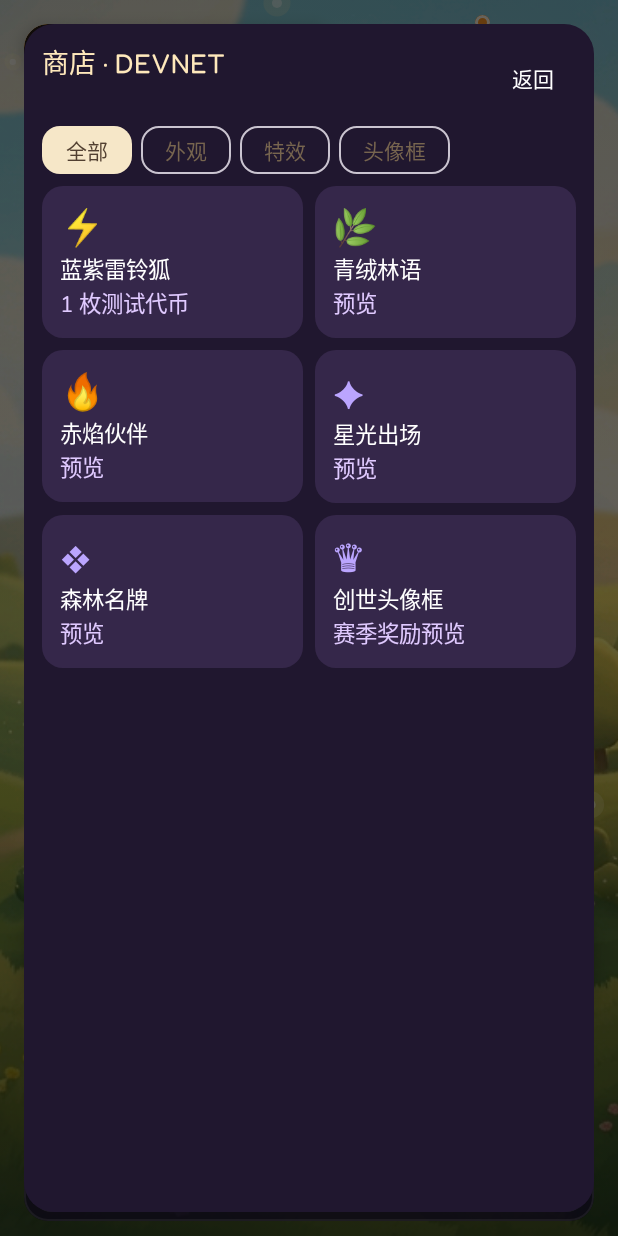
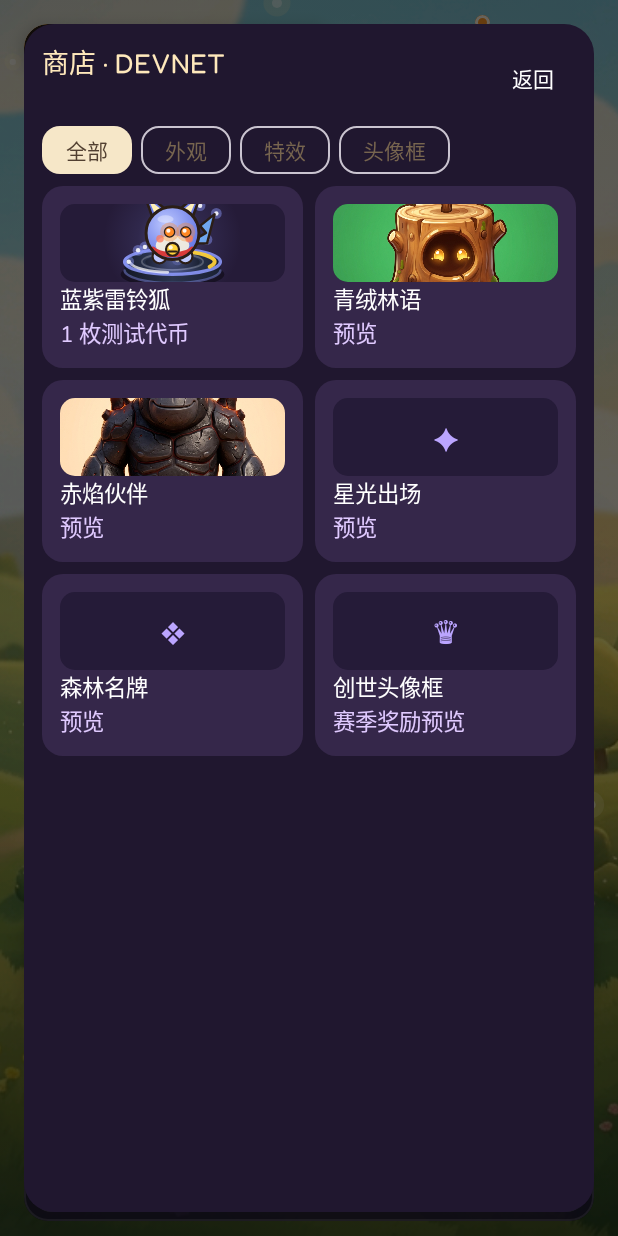
Before and after one commit to sengmu/sprite-bonk, an Android app built with Jetpack Compose: the composable SpriteBonkApp shown on its own in the app's theme, after a tap on "商店", on a phone screen of 412 x 824 dp. Run offline under Robolectric (Android 15) with nearby library versions, the phone set to English and light mode, and no system bars; our stand-ins replace Room's generated code; libraries missing offline, so code that uses them is left out: com.solana.mobilewalletadapter; pictures from the network do not load; 4 statements that could not run were skipped; 3 other taps on this screen came first.

Commit message:
Add shop product art and detail before checkout

```diff
--- a/app/src/debug/java/com/example/wallet/DevnetCatalog.kt
+++ b/app/src/debug/java/com/example/wallet/DevnetCatalog.kt
@@ -1,6 +1,7 @@
 package com.example.wallet
 
 import androidx.compose.foundation.background
+import androidx.compose.foundation.Image
 import androidx.compose.foundation.clickable
 import androidx.compose.foundation.layout.*
 import androidx.compose.foundation.lazy.grid.GridCells
@@ -10,30 +11,57 @@ import androidx.compose.foundation.shape.RoundedCornerShape
 import androidx.compose.material3.*
 import androidx.compose.runtime.*
 import androidx.compose.ui.Modifier
+import androidx.compose.ui.Alignment
+import androidx.compose.ui.draw.clip
 import androidx.compose.ui.graphics.Color
+import androidx.compose.ui.layout.ContentScale
+import androidx.compose.ui.res.painterResource
 import androidx.compose.ui.text.font.FontWeight
 import androidx.compose.ui.unit.dp
 import androidx.compose.ui.window.Dialog
 import androidx.compose.ui.window.DialogProperties
+import com.example.R
+import com.example.game.evolution.EvolutionRegistry
+import com.example.ui.components.withFoxCosmetic
+import com.example.ui.screens.OpenSpritePedestalCanvas
 
-private data class ShopCard(val name: String, val category: String, val icon: String, val available: Boolean = false)
+private data class ShopCard(val name: String, val category: String, val icon: String, val available: Boolean = false, val portrait: Int? = null)
 
 private val shopCards = listOf(
     ShopCard("蓝紫雷铃狐", "外观", "⚡", true),
-    ShopCard("青绒林语", "外观", "🌿"),
-    ShopCard("赤焰伙伴", "外观", "🔥"),
+    ShopCard("青绒林语", "外观", "🌿", portrait = R.drawable.img_starter_stump),
+    ShopCard("赤焰伙伴", "外观", "🔥", portrait = R.drawable.img_starter_char),
     ShopCard("星光出场", "特效", "✦"),
     ShopCard("森林名牌", "头像框", "❖"),
     ShopCard("创世头像框", "头像框", "♛")
 )
 
 @Composable
+private fun ProductArt(item: ShopCard, modifier: Modifier) {
+    Box(modifier.clip(RoundedCornerShape(10.dp)).background(Color(0xFF251B38)), contentAlignment = Alignment.Center) {
+        val portrait = item.portrait
+        when {
+            item.available -> {
+                val fox = remember {
+                    val base = EvolutionRegistry.baseNodeForStarter("spark")
+                    base.copy(visualStyle = base.visualStyle.withFoxCosmetic(true))
+                }
+                OpenSpritePedestalCanvas(fox, null, Modifier.fillMaxSize())
+            }
+            portrait != null -> Image(painterResource(portrait), item.name, Modifier.fillMaxSize(), contentScale = ContentScale.Crop)
+            else -> Text(item.icon, style = MaterialTheme.typography.headlineMedium, color = Color(0xFFBBA5FF))
+        }
+    }
+}
+
+@Composable
 internal fun DevnetCatalog(onClose: () -> Unit, checkout: @Composable (() -> Unit) -> Unit) {
     var category by remember { mutableStateOf("全部") }
     var selected by remember { mutableStateOf<ShopCard?>(null) }
     val current = selected
-    if (current?.available == true) {
-        checkout { selected = null }
+    var checkoutOpen by remember { mutableStateOf(false) }
+    if (checkoutOpen) {
+        checkout { checkoutOpen = false }
         return
     }
     Dialog(onDismissRequest = onClose, properties = DialogProperties(usePlatformDefaultWidth = false)) {
@@ -57,7 +85,7 @@ internal fun DevnetCatalog(onClose: () -> Unit, checkout: @Composable (() -> Uni
                     items(shopCards.filter { category == "全部" || it.category == category }, key = { it.name }) { item ->
                         Column(Modifier.fillMaxWidth().background(Color(0xFF35274A), RoundedCornerShape(14.dp))
                             .clickable { selected = item }.padding(12.dp)) {
-                            Text(item.icon, style = MaterialTheme.typography.headlineSmall, color = Color(0xFFBBA5FF))
+                            ProductArt(item, Modifier.fillMaxWidth().height(52.dp))
                             Text(item.name, fontWeight = FontWeight.Bold, color = Color.White)
                             Text(
                                 if (item.available) "1 枚测试代币" else if (item.name == "创世头像框") "赛季奖励预览" else "预览",
@@ -73,8 +101,23 @@ internal fun DevnetCatalog(onClose: () -> Unit, checkout: @Composable (() -> Uni
         AlertDialog(
             onDismissRequest = { selected = null },
             title = { Text(current.name) },
-            text = { Text(if (current.name == "创世头像框") "创世赛季奖励预览" else "商品预览，暂未开放购买") },
-            confirmButton = { TextButton(onClick = { selected = null }) { Text("返回商店") } }
+            text = {
+                Column(verticalArrangement = Arrangement.spacedBy(8.dp)) {
+                    ProductArt(current, Modifier.fillMaxWidth().height(110.dp))
+                    Text(when {
+                        current.available -> "1 枚测试代币 · Devnet"
+                        current.name == "创世头像框" -> "创世赛季奖励预览"
+                        else -> "商品预览，暂未开放购买"
+                    })
+                }
+            },
+            confirmButton = {
+                if (current.available) Button(onClick = { checkoutOpen = true }) { Text("前往购买") }
+                else TextButton(onClick = { selected = null }) { Text("返回商店") }
+            },
+            dismissButton = {
+                if (current.available) TextButton(onClick = { selected = null }) { Text("返回商店") }
+            }
         )
     }
 }
--- a/app/src/main/java/com/example/ui/screens/MainMenuHeroComponents.kt
+++ b/app/src/main/java/com/example/ui/screens/MainMenuHeroComponents.kt
@@ -457,9 +457,9 @@ private fun StageCycleButton(
 }
 
 @Composable
-private fun OpenSpritePedestalCanvas(
+internal fun OpenSpritePedestalCanvas(
     node: EvolutionNode,
-    onCycleForm: () -> Unit,
+    onCycleForm: (() -> Unit)?,
     modifier: Modifier = Modifier
 ) {
     val style = node.visualStyle
@@ -495,13 +495,13 @@ private fun OpenSpritePedestalCanvas(
         modifier = modifier
             .testTag("menu_live_hero_stage")
             .scale(bounceScale.value)
-            .clickable(
+            .then(if (onCycleForm == null) Modifier else Modifier.clickable(
                 interactionSource = remember { MutableInteractionSource() },
                 indication = null
             ) {
                 tapCount++
                 onCycleForm()
-            },
+            }),
         contentAlignment = Alignment.Center
     ) {
         Canvas(modifier = Modifier.fillMaxSize()) {
```
